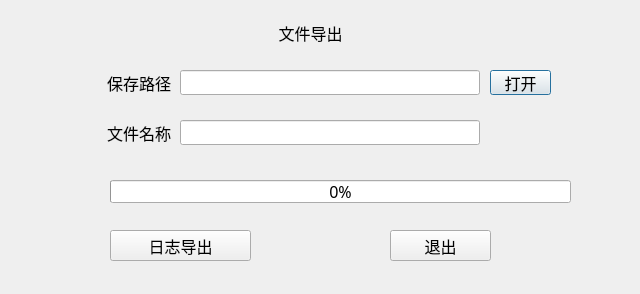
Above: MacAddr/common/sqlcom/sqlexportdlg.ui from ChinaClever/PDU-MacAddr before the change. Below: the same form after it.
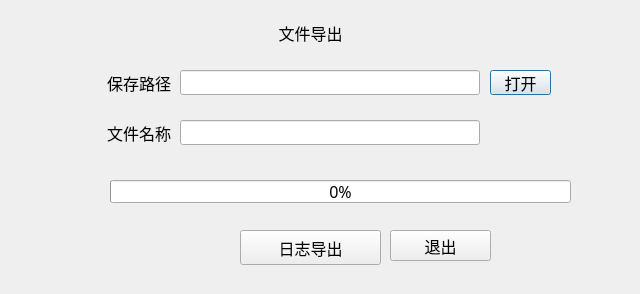
That is the form after the change.

The edit to the form file:
```diff
--- a/MacAddr/common/sqlcom/sqlexportdlg.ui
+++ b/MacAddr/common/sqlcom/sqlexportdlg.ui
@@ -141,10 +141,10 @@
   <widget class="QPushButton" name="exportBtn">
    <property name="geometry">
     <rect>
-     <x>110</x>
+     <x>240</x>
      <y>230</y>
      <width>141</width>
-     <height>31</height>
+     <height>35</height>
     </rect>
    </property>
    <property name="font">
```
